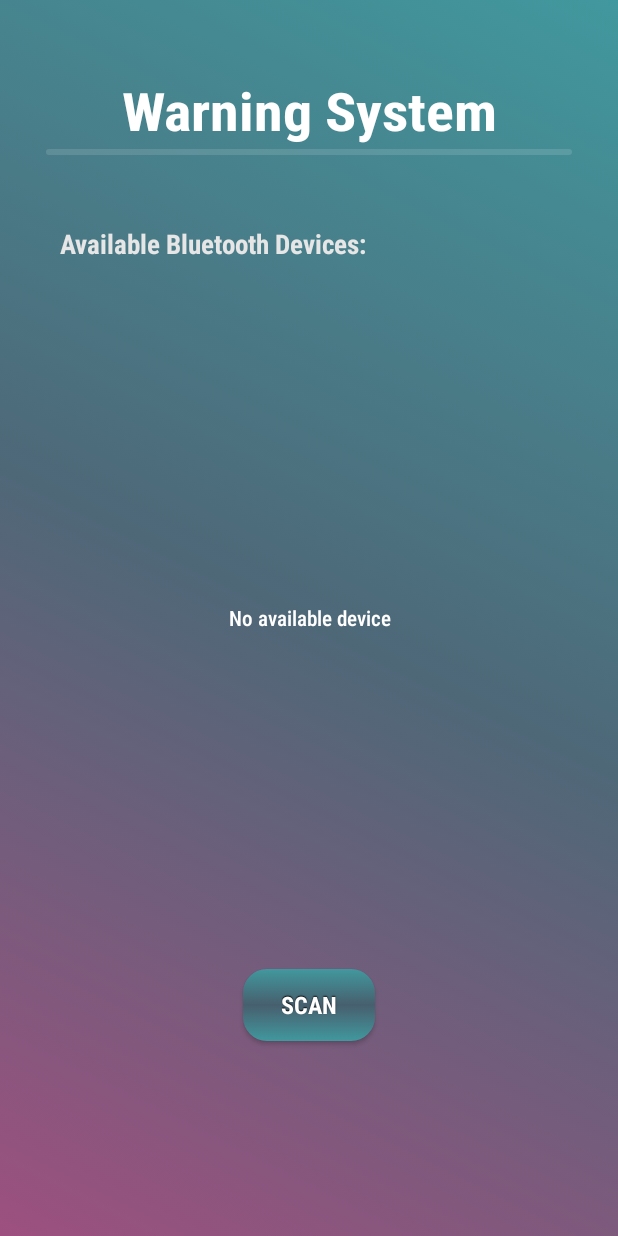
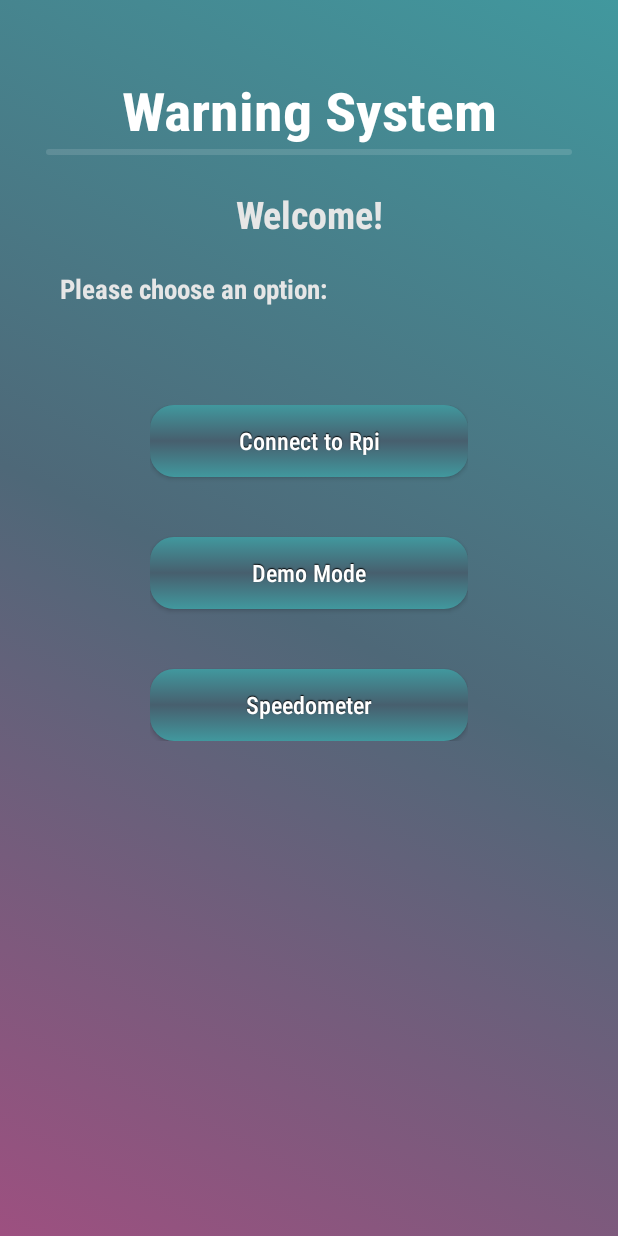
Before and after one commit to ahmedwelhakim/Collision-Warning-Android-app, an Android app: the screen it shows after launch (BluetoothActivity before the commit, MainActivity after it), on a phone screen of 412 x 824 dp. Run offline under Robolectric (Android 15) with nearby library versions, the phone set to English and light mode, and no system bars.

Commit message:
adding MainActivity and adding speedometer mode

```diff
--- /dev/null
+++ b/app/src/main/java/com/example/warningsystem/activities/MainActivity.kt
@@ -0,0 +1,49 @@
+package com.example.warningsystem.activities
+
+import android.content.Intent
+import androidx.appcompat.app.AppCompatActivity
+import android.os.Bundle
+import android.view.View
+import android.widget.Button
+import androidx.appcompat.app.AppCompatDelegate
+import androidx.appcompat.widget.AppCompatButton
+import com.example.warningsystem.R
+import com.example.warningsystem.states.States
+
+class MainActivity : AppCompatActivity(),View.OnClickListener {
+    private lateinit var connectBtn:AppCompatButton
+    private lateinit var demoBtn:AppCompatButton
+    private lateinit var speedometerBtn:AppCompatButton
+    private lateinit var nextIntent: Intent
+    override fun onCreate(savedInstanceState: Bundle?) {
+        AppCompatDelegate.setDefaultNightMode(AppCompatDelegate.MODE_NIGHT_NO)
+        super.onCreate(savedInstanceState)
+        setContentView(R.layout.activity_main)
+        connectBtn = findViewById(R.id.connect_btn)
+        demoBtn = findViewById(R.id.demo_btn)
+        speedometerBtn = findViewById(R.id.speedometer_btn)
+        connectBtn.setOnClickListener(this)
+        demoBtn.setOnClickListener(this)
+        speedometerBtn.setOnClickListener(this)
+    }
+
+    override fun onClick(v: View?) {
+       when(v?.id){
+           R.id.connect_btn ->{
+               States.setMonitorMode()
+               nextIntent = Intent(applicationContext,BluetoothActivity::class.java)
+               startActivity(nextIntent)
+           }
+           R.id.demo_btn ->{
+               States.setDemoMode()
+               nextIntent = Intent(applicationContext,MonitorActivity::class.java)
+               startActivity(nextIntent)
+           }
+           R.id.speedometer_btn ->{
+               States.setSpeedometerMode()
+               nextIntent = Intent(applicationContext,MonitorActivity::class.java)
+               startActivity(nextIntent)
+           }
+       }
+    }
+}
--- a/app/src/main/java/com/example/warningsystem/canvas/CanvasView.kt
+++ b/app/src/main/java/com/example/warningsystem/canvas/CanvasView.kt
@@ -98,8 +98,7 @@ class CanvasView : SurfaceView {
     /////////////----------------------------------------for Debugging Purpose-------------------------
     private val runnable =
         Runnable {
-            //if (!BluetoothActivity.isDemo)
-         States.isDebugging = States.isDebugging.not()
+           States.toggleDebugMode()
         }
 
     override fun onTouchEvent(event: MotionEvent): Boolean {
--- a/app/src/main/java/com/example/warningsystem/constants/constants.kt
+++ b/app/src/main/java/com/example/warningsystem/constants/constants.kt
@@ -1,10 +1,9 @@
 package com.example.warningsystem.constants
 
 // Drawing Constants
-const val BLOCKS = 3.5f
 const val BLACK_COLOR = 0x70000000
-const val RED_VALUE = 170f
-const val GREEN_VALUE = 170f
+const val RED_VALUE = 120f
+const val GREEN_VALUE = 150f
 const val BG_COLOR = 0x10000000
 const val EMPTY_BAR_COLOR = 0x20000000
 const val MAX_SPEED = 200f
--- a/app/src/main/java/com/example/warningsystem/drawingobjects/DrawingObjects.kt
+++ b/app/src/main/java/com/example/warningsystem/drawingobjects/DrawingObjects.kt
@@ -12,6 +12,7 @@ import kotlin.math.pow
 
 abstract class DrawingObjects(
     blockPosition: Int,
+    private var blocks:Float,
     var context: Context,
     private var canvasWidth: Int,
     private var canvasHeight: Int
@@ -43,7 +44,7 @@ abstract class DrawingObjects(
     }
 
     private fun constructorInit() {
-        blockHeight = ((canvasHeight - lastBlockBottomMargin) / BLOCKS).toInt()
+        blockHeight = ((canvasHeight - lastBlockBottomMargin) / blocks).toInt()
 
 
         val textBound = Rect()
--- a/app/src/main/java/com/example/warningsystem/drawingobjects/WarningSign.kt
+++ b/app/src/main/java/com/example/warningsystem/drawingobjects/WarningSign.kt
@@ -12,8 +12,8 @@ import com.example.warningsystem.constants.*
 import kotlin.math.max
 import kotlin.math.min
 
-class WarningSign(blockPosition: Int, context: Context, canvasWidth: Int, canvasHeight: Int) :
-    DrawingObjects(blockPosition, context, canvasWidth, canvasHeight) {
+class WarningSign(blockPosition: Int,blocks:Float, context: Context, canvasWidth: Int, canvasHeight: Int) :
+    DrawingObjects(blockPosition,blocks, context, canvasWidth, canvasHeight) {
     private val mCustomImage: Drawable
     private var sRed: Float = 0f
     private var sGreen: Float = GREEN_VALUE
--- a/app/src/main/java/com/example/warningsystem/sensors/compass/Compass.kt
+++ b/app/src/main/java/com/example/warningsystem/sensors/compass/Compass.kt
@@ -126,7 +126,9 @@ class Compass(private val activity: Activity) : SensorEventListener {
                  * Write the heading in the BluetoothHashmap send
                  */
                 DataManager.putMapValue("compassHeading",mCurrentMeasuredBearing.toString())
-                States.isDataReceived = true
+                if(States.mode == States.Mode.DEBUG) {
+                    States.isDataReceived = true
+                }
                 DataManager.sendDataWithBluetooth()
             }
         }
--- a/app/src/main/java/com/example/warningsystem/sensors/location/Location.kt
+++ b/app/src/main/java/com/example/warningsystem/sensors/location/Location.kt
@@ -39,7 +39,9 @@ class Location(private val activity: Activity) {
                 DataManager.putMapValue("gpsHeading",heading.toString())
                 DataManager.putMapValue("speedAccuracy", speedAccuracy.toString())
                 DataManager.putMapValue("gpsAccuracy", lonAccuracy.toString())
-                States.isDataReceived = true
+                if(States.mode != States.Mode.DEMO) {
+                    States.isDataReceived = true
+                }
                 DataManager.sendDataWithBluetooth()
 
             }
--- a/app/src/main/res/drawable/listview_bg.xml
+++ b/app/src/main/res/drawable/listview_bg.xml
@@ -3,7 +3,7 @@
     <item>
         <shape>
             <solid android:color="#10000000"/>
-            <corners android:radius="20dp"/>
+            <corners android:radius="30dp"/>
 
 
         </shape>
--- a/app/src/main/res/layout/activity_main.xml
+++ b/app/src/main/res/layout/activity_main.xml
@@ -1,13 +1,11 @@
 <?xml version="1.0" encoding="utf-8"?>
 <androidx.constraintlayout.widget.ConstraintLayout xmlns:android="http://schemas.android.com/apk/res/android"
-    android:id="@+id/main_view"
     xmlns:app="http://schemas.android.com/apk/res-auto"
     xmlns:tools="http://schemas.android.com/tools"
     android:layout_width="match_parent"
     android:layout_height="match_parent"
     android:background="@drawable/gradient_drawable"
-    tools:context=".activities.BluetoothActivity">
-
+    tools:context=".activities.MainActivity">
     <TextView
         android:id="@+id/title_tv"
         android:layout_width="match_parent"
@@ -38,54 +36,74 @@
         android:contentDescription="TODO" />
 
     <TextView
-        android:id="@+id/empty_textview"
-
+        android:id="@+id/welcome_tv"
         android:layout_width="match_parent"
-        android:layout_height="match_parent"
+        android:layout_height="wrap_content"
+        android:layout_marginHorizontal="40dp"
+        android:layout_marginTop="20dp"
         android:fontFamily="sans-serif-condensed-medium"
-        android:foregroundGravity="center"
-        android:gravity="center"
-        android:text="No available device"
+        android:text="Welcome!"
+        android:textColor="@color/semi_light"
+        android:textSize="25sp"
+        android:textStyle="bold"
         android:textAlignment="center"
-        android:textColor="@color/light"
-        app:layout_constraintTop_toBottomOf="@id/header_tv"
-        tools:layout_editor_absoluteX="204dp" />
-
+        app:layout_constraintTop_toBottomOf="@id/divider" />
     <TextView
         android:id="@+id/header_tv"
         android:layout_width="match_parent"
         android:layout_height="wrap_content"
         android:layout_marginHorizontal="40dp"
-        android:layout_marginTop="150dp"
+        android:layout_marginTop="20dp"
         android:fontFamily="sans-serif-condensed-medium"
-        android:text="Available Bluetooth Devices:"
+        android:text="Please choose an option:"
         android:textColor="@color/semi_light"
         android:textSize="18sp"
         android:textStyle="bold"
-        app:layout_constraintTop_toTopOf="parent" />
+        app:layout_constraintTop_toBottomOf="@id/welcome_tv" />
+    <androidx.appcompat.widget.LinearLayoutCompat
+        android:layout_width="match_parent"
+        android:layout_marginHorizontal="80dp"
+        android:layout_marginTop="45dp"
+        android:padding="20dp"
+        android:layout_height="wrap_content"
+        app:layout_constraintTop_toBottomOf="@id/header_tv"
+        android:orientation="vertical"
+        >
 
-    <ListView
-        android:id="@+id/lvDevices"
+        <androidx.appcompat.widget.AppCompatButton
+            android:id="@+id/connect_btn"
             android:layout_width="match_parent"
             android:layout_height="wrap_content"
-        android:layout_marginHorizontal="30dp"
-        android:layout_marginTop="190dp"
-        app:layout_constrainedHeight="true"
-        app:layout_constraintHeight_max="430dp"
-        app:layout_constraintTop_toTopOf="parent"
-
-        />
+            android:fontFamily="sans-serif-condensed-medium"
+            android:paddingHorizontal="20dp"
+            android:text="Connect to Rpi"
+            app:layout_constraintTop_toBottomOf="@id/header_tv"
+            app:layout_constraintLeft_toLeftOf="parent"
+            app:layout_constraintRight_toRightOf="parent" />
+        <androidx.appcompat.widget.AppCompatButton
+            android:id="@+id/demo_btn"
+            android:layout_width="match_parent"
+            android:layout_height="wrap_content"
+            android:fontFamily="sans-serif-condensed-medium"
+            android:paddingHorizontal="20dp"
+            android:layout_marginTop="40dp"
+            android:text="Demo Mode"
+            app:layout_constraintTop_toBottomOf="@id/connect_btn"
+            app:layout_constraintLeft_toLeftOf="parent"
+            app:layout_constraintRight_toRightOf="parent"/>
 
         <androidx.appcompat.widget.AppCompatButton
-        android:id="@+id/scan_bt"
-        android:layout_width="wrap_content"
+            android:id="@+id/speedometer_btn"
+            android:layout_width="match_parent"
             android:layout_height="wrap_content"
-        android:layout_marginBottom="130dp"
             android:fontFamily="sans-serif-condensed-medium"
             android:paddingHorizontal="20dp"
-        android:text="scan"
-        app:layout_constraintBottom_toBottomOf="parent"
+            android:layout_marginTop="40dp"
+            android:text="Speedometer"
+            app:layout_constraintTop_toBottomOf="@id/demo_btn"
             app:layout_constraintLeft_toLeftOf="parent"
             app:layout_constraintRight_toRightOf="parent" />
+    </androidx.appcompat.widget.LinearLayoutCompat>
+
 
 </androidx.constraintlayout.widget.ConstraintLayout>
--- a/app/src/main/res/values/styles.xml
+++ b/app/src/main/res/values/styles.xml
@@ -8,7 +8,8 @@
         <item name="android:shadowDy">-1</item>
         <item name="android:shadowRadius">0.2</item>
         <item name="android:textSize">16sp</item>
-        <item name="android:textStyle">bold</item>
+        <item name="android:textStyle">normal</item>
+        <item name="textAllCaps">false</item>
         <item name="android:background">@drawable/button</item>
         <item name="android:focusable">true</item>
         <item name="android:clickable">true</item>
```
Also changed, not shown: app/src/main/AndroidManifest.xml (+45 -28 lines), app/src/main/java/com/example/warningsystem/activities/BluetoothActivity.kt (+3 -27 lines), app/src/main/java/com/example/warningsystem/canvas/CanvasThread.kt (+95 -48 lines), app/src/main/java/com/example/warningsystem/datamanager/DataManager.kt (+12 -9 lines), app/src/main/java/com/example/warningsystem/drawingobjects/Speedometer.kt (+5 -4 lines), app/src/main/java/com/example/warningsystem/drawingobjects/TTCMeter.kt (+3 -4 lines), app/src/main/java/com/example/warningsystem/states/States.kt (+33 -6 lines), app/src/main/res/layout/activity_bluetooth.xml (added, +91 -0 lines). Lines whose indentation alone changed are shown as unchanged.
